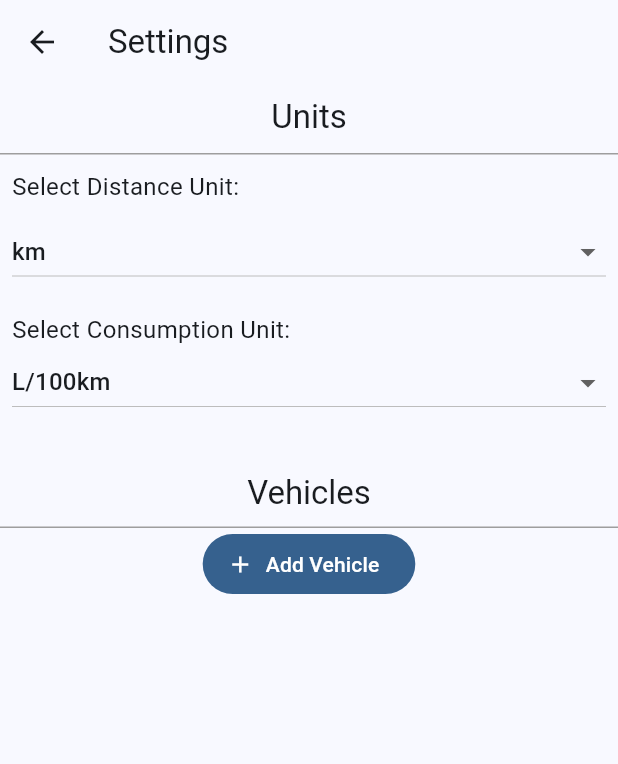
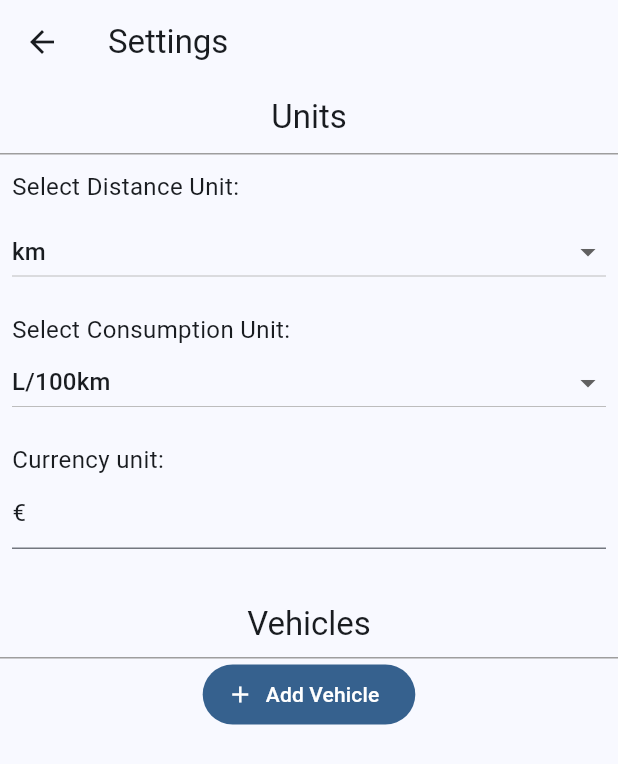
Before and after one commit to Mauznemo/open-fuel-calculator, a Flutter app: the SettingsPage screen opened by its route, on a phone screen of 412 x 824 dp. Shown: the top 764 px of the screen. Run offline on Flutter 3.47's test engine with Material 3 defaults, Android fonts, the phone set to English and light mode, and no system bars; drawn by our look-alikes of dynamic_color; our stand-ins replace objectbox, shared_preferences; accounts and stored records are empty; generated files the repository leaves out were written again.

Commit message:
feat: add currency settings

```diff
--- a/lib/pages/home.dart
+++ b/lib/pages/home.dart
@@ -26,6 +26,7 @@ class _HomePageState extends State<HomePage> {
   late String _distanceUnit = "";
   late String _consumptionUnit = "";
   late String _volumeUnit = "";
+  late String _currency = "€";
   late double _lastPrice = -1;
 
   void _getVehicles() {
@@ -50,6 +51,8 @@ class _HomePageState extends State<HomePage> {
       _lastPrice = prefs.getDouble('lastPrice') ?? -1;
       _distanceUnit = prefs.getString('distanceUnit') ?? 'km';
       _consumptionUnit = prefs.getString('consumptionUnit') ?? 'L/100km';
+      _currency = prefs.getString('currency') ?? '€';
+
       switch (_consumptionUnit) {
         case "L/100km":
         case "km/L":
@@ -125,7 +128,7 @@ class _HomePageState extends State<HomePage> {
 
     double pricePerL = _getPriceAsPerL(price);
 
-    return "${((distanceInKm * consumptionAsLPer100km / 100) * pricePerL).toStringAsFixed(2)}€";
+    return "${((distanceInKm * consumptionAsLPer100km / 100) * pricePerL).toStringAsFixed(2)}$_currency";
   }
 
   double _getPriceAsPerL(price) {
--- a/lib/pages/settings.dart
+++ b/lib/pages/settings.dart
@@ -10,6 +10,7 @@ class SettingsPage extends StatefulWidget {
 }
 
 class _SettingsPageState extends State<SettingsPage> {
+  final _currencyController = TextEditingController();
   String distanceUnits = 'km';
   String consumptionUnits = 'L/100km';
 
@@ -25,6 +26,7 @@ class _SettingsPageState extends State<SettingsPage> {
     setState(() {
       distanceUnits = prefs.getString('distanceUnit') ?? 'km';
       consumptionUnits = prefs.getString('consumptionUnit') ?? 'L/100km';
+      _currencyController.text = prefs.getString('currency') ?? '€';
     });
   }
 
@@ -32,12 +34,20 @@ class _SettingsPageState extends State<SettingsPage> {
     final prefs = await SharedPreferences.getInstance();
     await prefs.setString('distanceUnit', distanceUnits);
     await prefs.setString('consumptionUnit', consumptionUnits);
+    await prefs.setString('currency', _currencyController.text);
   }
 
   @override
   void initState() {
     super.initState();
     _getData();
+  }
+
+  @override
+  void dispose() {
+    // Clean up the controllers when the widget is disposed.
+    _currencyController.dispose();
+    super.dispose();
   }
 
   @override
@@ -122,6 +132,31 @@ class _SettingsPageState extends State<SettingsPage> {
                 ],
               ),
             ),
+            Padding(
+              padding: const EdgeInsets.all(8.0),
+              child: Column(
+                crossAxisAlignment: CrossAxisAlignment.start,
+                children: [
+                  Text(
+                    'Currency unit:', // Label text
+                    style: TextStyle(
+                      fontSize: 16,
+                    ),
+                  ),
+                  TextField(
+                    controller: _currencyController,
+                    onEditingComplete: () {
+                      _saveData();
+                      FocusScope.of(context).unfocus();
+                    },
+                    decoration: const InputDecoration(
+                      border: UnderlineInputBorder(),
+                      //labelText: 'Vehicle Name',
+                    ),
+                  ),
+                ],
+              ),
+            ),
             SizedBox(height: 20),
             Padding(
               padding: EdgeInsets.all(8.0),
```
